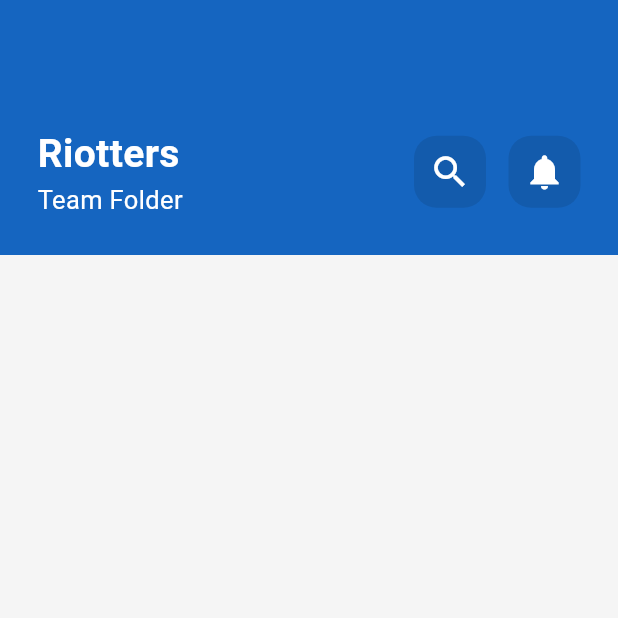
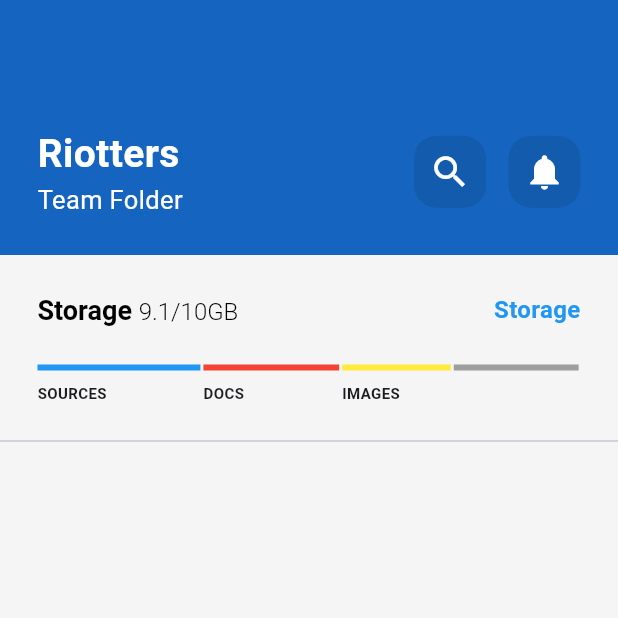
Before and after one commit to AlbenBustamante/cloud_files_app_ui, a Flutter app: the screen it shows after launch, on a phone screen of 412 x 824 dp, the top half of it. Run offline on Flutter 3.47's test engine with Material 3 defaults, Android fonts, the light colour scheme and no system bars.

Commit message:
feat: design storage charts section

```diff
--- a/lib/pages/team_folder_page.dart
+++ b/lib/pages/team_folder_page.dart
@@ -8,8 +8,12 @@ class TeamFolderPage extends StatefulWidget {
 }
 
 class _TeamFolderPageState extends State<TeamFolderPage> {
+  double _availableScreenWidth = 0;
+
   @override
   Widget build(BuildContext context) {
+    _availableScreenWidth = MediaQuery.sizeOf(context).width - 50.0;
+
     return Scaffold(
         backgroundColor: Colors.grey[100],
         body: Column(children: [
@@ -54,7 +58,66 @@ class _TeamFolderPageState extends State<TeamFolderPage> {
                                   size: 28.0, color: Colors.white),
                               onPressed: () {}))
                     ])
-                  ]))
+                  ])),
+          const SizedBox(height: 25.0),
+          Padding(
+            padding: const EdgeInsets.symmetric(horizontal: 25.0),
+            child: Row(
+                mainAxisAlignment: MainAxisAlignment.spaceBetween,
+                children: [
+                  RichText(
+                      text: const TextSpan(
+                          text: "Storage ",
+                          style: TextStyle(
+                              color: Colors.black,
+                              fontSize: 18.0,
+                              fontWeight: FontWeight.bold),
+                          children: [
+                        TextSpan(
+                            text: "9.1/10GB",
+                            style: TextStyle(
+                                color: Colors.black,
+                                fontWeight: FontWeight.w300,
+                                fontSize: 16.0))
+                      ])),
+                  const Text("Storage",
+                      style: TextStyle(
+                          color: Colors.blue,
+                          fontWeight: FontWeight.bold,
+                          fontSize: 16.0))
+                ]),
+          ),
+          const SizedBox(height: 25.0),
+          Padding(
+            padding: const EdgeInsets.symmetric(horizontal: 25.0),
+            child: Row(children: [
+              _buildFileSizeChart("SOURCES", Colors.blue, .3),
+              const SizedBox(width: 2.0),
+              _buildFileSizeChart("DOCS", Colors.red, .25),
+              const SizedBox(width: 2.0),
+              _buildFileSizeChart("IMAGES", Colors.yellow, .2),
+              const SizedBox(width: 2.0),
+              _buildFileSizeChart("", Colors.grey, .23)
+            ]),
+          ),
+          const SizedBox(height: 15.0),
+          const Divider(height: 20.0)
         ]));
   }
+
+  Column _buildFileSizeChart(
+      String title, Color color, double widthPercentage) {
+    return Column(
+      crossAxisAlignment: CrossAxisAlignment.start,
+      children: [
+        Container(
+            width: _availableScreenWidth * widthPercentage,
+            height: 4.0,
+            color: color),
+        const SizedBox(height: 8.0),
+        Text(title,
+            style: const TextStyle(fontSize: 10.0, fontWeight: FontWeight.bold))
+      ],
+    );
+  }
 }
```
